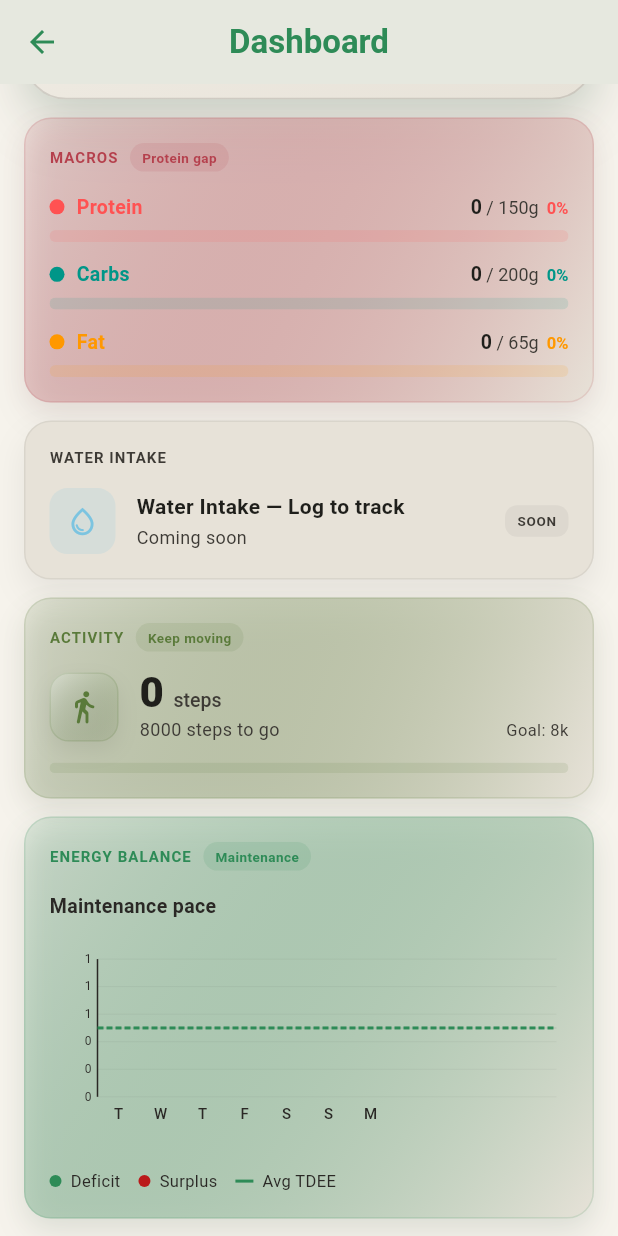
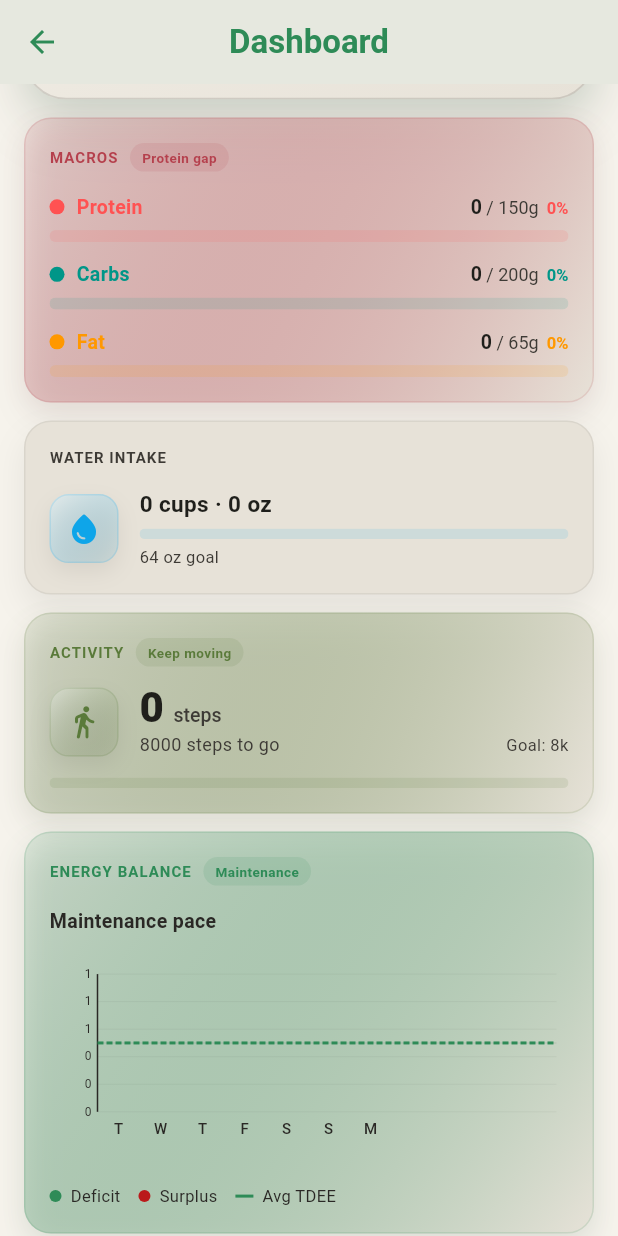
Before and after one commit to ramirezemmanuel411-ship-it/Metadash, a Flutter app: the DashboardScreen screen opened directly with empty values, scrolled down 576 dp, on a phone screen of 412 x 824 dp. Run offline on Flutter 3.47's test engine with Material 3 defaults, Android fonts, the phone set to English and light mode, and no system bars; our stand-ins replace camera, cloud_firestore, dio, equatable, firebase_analytics, firebase_auth and 12 more; missing offline and left inert: flutter_driver, health, mobile_scanner; accounts and stored records are empty; network calls fail.

Commit message:
Replace 'Coming soon' placeholders with polished empty-state widgets
Every widget now renders as a finished, ready-to-use card: data-driven widgets (Water/Sleep/Workout/TDEE/Resting HR/Body Composition) show a clean empty state (gradient icon tile + dash + helper hint) instead of a 'Coming soon' placeholder, and the catalog-only widgets (Meal Timing, Fiber, Measurements, Recovery, Stress, Mindfulness) use the same empty-state card. Water renders its real zero state; compact Water/Sleep/Workout tiles wired to live data.

Co-Authored-By: Claude Opus 4.8 <noreply@anthropic.com>

```diff
--- a/lib/features/dashboard/dashboard_screen.dart
+++ b/lib/features/dashboard/dashboard_screen.dart
@@ -470,8 +470,8 @@ class _DashboardBody extends StatelessWidget {
         case 'meal_timing':
           return _CardSection(
             title: 'Meal Timing',
-            child: const _ComingSoonCard(
-              label: 'Meal Timing',
+            child: const _EmptyMetricCard(
+              hint: 'No meals logged yet',
               icon: Icons.schedule_outlined,
               color: Color(0xFF2E8B57),
             ),
@@ -479,8 +479,8 @@ class _DashboardBody extends StatelessWidget {
         case 'fiber':
           return _CardSection(
             title: 'Fiber & Micronutrients',
-            child: const _ComingSoonCard(
-              label: 'Fiber & Micronutrients',
+            child: const _EmptyMetricCard(
+              hint: 'No data yet',
               icon: Icons.grass_outlined,
               color: Color(0xFF2E8B57),
             ),
@@ -488,8 +488,8 @@ class _DashboardBody extends StatelessWidget {
         case 'measurements':
           return _CardSection(
             title: 'Body Measurements',
-            child: const _ComingSoonCard(
-              label: 'Body Measurements',
+            child: const _EmptyMetricCard(
+              hint: 'No measurements yet',
               icon: Icons.straighten_outlined,
               color: Color(0xFF8B5CF6),
             ),
@@ -497,8 +497,8 @@ class _DashboardBody extends StatelessWidget {
         case 'recovery_index':
           return _CardSection(
             title: 'Recovery Index',
-            child: const _ComingSoonCard(
-              label: 'Recovery Index',
+            child: const _EmptyMetricCard(
+              hint: 'No data yet',
               icon: Icons.battery_charging_full_outlined,
               color: Color(0xFF0EA5E9),
             ),
@@ -506,8 +506,8 @@ class _DashboardBody extends StatelessWidget {
         case 'stress_level':
           return _CardSection(
             title: 'Stress Level',
-            child: const _ComingSoonCard(
-              label: 'Stress Level',
+            child: const _EmptyMetricCard(
+              hint: 'No data yet',
               icon: Icons.self_improvement_outlined,
               color: Color(0xFF8B5CF6),
             ),
@@ -515,8 +515,8 @@ class _DashboardBody extends StatelessWidget {
         case 'mindfulness':
           return _CardSection(
             title: 'Mindfulness',
-            child: const _ComingSoonCard(
-              label: 'Mindfulness Streak',
+            child: const _EmptyMetricCard(
+              hint: 'No sessions logged',
               icon: Icons.spa_outlined,
               color: Color(0xFF0EA5E9),
             ),
@@ -560,29 +560,36 @@ class _DashboardBody extends StatelessWidget {
                 : 0,
           );
         case 'water_intake':
-          return const _CompactCard(
+          return _CompactCard(
             title: 'Water',
             icon: Icons.water_drop,
-            color: Color(0xFF0EA5E9),
-            value: '—',
-            subtitle: 'Coming soon',
+            color: const Color(0xFF0EA5E9),
+            value: '${data.waterOz.round()}',
+            subtitle: 'of 64 oz',
+            progress: (data.waterOz / 64).clamp(0.0, 1.0),
           );
         case 'sleep_score':
-          return const _CompactCard(
-            title: 'Sleep',
-            icon: Icons.bedtime,
-            color: Color(0xFF0EA5E9),
-            value: '—',
-            subtitle: 'Coming soon',
-          );
+          {
+            final sm = data.sleepMinutes ?? 0;
+            return _CompactCard(
+              title: 'Sleep',
+              icon: Icons.bedtime,
+              color: const Color(0xFF0EA5E9),
+              value: sm > 0 ? '${sm ~/ 60}h ${sm % 60}m' : '—',
+              subtitle: sm > 0 ? 'last night' : 'No data yet',
+            );
+          }
         case 'workout_performance':
-          return const _CompactCard(
-            title: 'Workout',
-            icon: Icons.fitness_center,
-            color: Color(0xFFEF8C2E),
-            value: '—',
-            subtitle: 'Coming soon',
-          );
+          {
+            final wc = data.workoutCalories ?? 0;
+            return _CompactCard(
+              title: 'Workout',
+              icon: Icons.fitness_center,
+              color: const Color(0xFFEF8C2E),
+              value: wc > 0 ? '$wc' : '—',
+              subtitle: wc > 0 ? 'kcal burned' : 'No data yet',
+            );
+          }
         case 'weight':
         case 'weight_trend':
           return _CompactCard(
@@ -1789,12 +1796,15 @@ class _ComboChartPainter extends CustomPainter {
       oldDelegate.tdeeValues != tdeeValues;
 }
 
-class _ComingSoonCard extends StatelessWidget {
-  final String label;
+/// Polished empty state for a widget that has no data yet — shows the widget's
+/// gradient icon tile, a dash placeholder, and a short helper hint. Looks like
+/// a finished, ready-to-use widget that will populate once data exists.
+class _EmptyMetricCard extends StatelessWidget {
+  final String hint;
   final IconData icon;
   final Color color;
-  const _ComingSoonCard({
-    required this.label,
+  const _EmptyMetricCard({
+    required this.hint,
     required this.icon,
     required this.color,
   });
@@ -1803,50 +1813,27 @@ class _ComingSoonCard extends StatelessWidget {
   Widget build(BuildContext context) {
     return Row(
       children: [
-        Container(
-          width: 44,
-          height: 44,
-          decoration: BoxDecoration(
-            color: color.withValues(alpha: 0.08),
-            borderRadius: BorderRadius.circular(12),
-          ),
-          child: Icon(icon, size: 22, color: color.withValues(alpha: 0.45)),
-        ),
+        _ConceptIconTile(color: color, icon: icon, size: 46, iconSize: 24),
         const SizedBox(width: 14),
         Expanded(
           child: Column(
             crossAxisAlignment: CrossAxisAlignment.start,
             children: [
               Text(
-                label,
+                '—',
                 style: TextStyle(
-                  fontSize: 14,
-                  fontWeight: FontWeight.w600,
-                  color: context.colors.textPrimary,
+                  fontSize: 26,
+                  fontWeight: FontWeight.w800,
+                  height: 1.0,
+                  color: context.colors.textMuted,
                 ),
               ),
-              const SizedBox(height: 2),
+              const SizedBox(height: 3),
               Text(
-                'Coming soon',
+                hint,
                 style: TextStyle(fontSize: 12, color: context.colors.textMuted),
               ),
             ],
-          ),
-        ),
-        Container(
-          padding: const EdgeInsets.symmetric(horizontal: 8, vertical: 4),
-          decoration: BoxDecoration(
-            color: context.colors.surfaceVariant,
-            borderRadius: BorderRadius.circular(8),
-          ),
-          child: Text(
-            'SOON',
-            style: TextStyle(
-              fontSize: 9,
-              fontWeight: FontWeight.w700,
-              letterSpacing: 0.5,
-              color: context.colors.textMuted,
-            ),
           ),
         ),
       ],
@@ -2073,13 +2060,6 @@ class _WaterIntakeCard extends StatelessWidget {
   @override
   Widget build(BuildContext context) {
     const goalOz = 64.0;
-    if (waterOz == 0) {
-      return const _ComingSoonCard(
-        label: 'Water Intake — Log to track',
-        icon: Icons.water_drop_outlined,
-        color: Color(0xFF0EA5E9),
-      );
-    }
     final progress = (waterOz / goalOz).clamp(0.0, 1.0);
     final cups = (waterOz / 8).round();
     return Row(
@@ -2135,8 +2115,8 @@ class _SleepCard extends StatelessWidget {
   @override
   Widget build(BuildContext context) {
     if (sleepMinutes == null || sleepMinutes == 0) {
-      return const _ComingSoonCard(
-        label: 'Sleep — Connect Apple Health',
+      return const _EmptyMetricCard(
+        hint: 'Connect Apple Health',
         icon: Icons.bedtime_outlined,
         color: Color(0xFF0EA5E9),
       );
@@ -2224,8 +2204,8 @@ class _WorkoutPerformanceCard extends StatelessWidget {
   @override
   Widget build(BuildContext context) {
     if ((calories ?? 0) == 0) {
-      return const _ComingSoonCard(
-        label: 'Workout — Sync Apple Health',
+      return const _EmptyMetricCard(
+        hint: 'No workout logged',
         icon: Icons.fitness_center_rounded,
         color: Color(0xFFEF8C2E),
       );
@@ -2384,8 +2364,8 @@ class _TDEECard extends StatelessWidget {
   Widget build(BuildContext context) {
     const tint = Palette.widgetTDEEDay;
     if (tdee == null || tdee == 0) {
-      return const _ComingSoonCard(
-        label: 'Log food & activity to calculate TDEE',
+      return const _EmptyMetricCard(
+        hint: 'Log food & activity',
         icon: Icons.local_fire_department_outlined,
         color: tint,
       );
@@ -2553,8 +2533,8 @@ class _RestingHRCard extends StatelessWidget {
   @override
   Widget build(BuildContext context) {
     if (bpm == null || bpm == 0) {
-      return const _ComingSoonCard(
-        label: 'Resting HR — Connect Apple Health',
+      return const _EmptyMetricCard(
+        hint: 'Connect Apple Health',
         icon: Icons.favorite_outline,
         color: Color(0xFFD0021B),
       );
@@ -2630,8 +2610,8 @@ class _BodyCompositionCard extends StatelessWidget {
   @override
   Widget build(BuildContext context) {
     if (bmi == null) {
-      return const _ComingSoonCard(
-        label: 'Body Composition',
+      return const _EmptyMetricCard(
+        hint: 'Add height & weight',
         icon: Icons.accessibility_new_outlined,
         color: Color(0xFF8B5CF6),
       );
```
